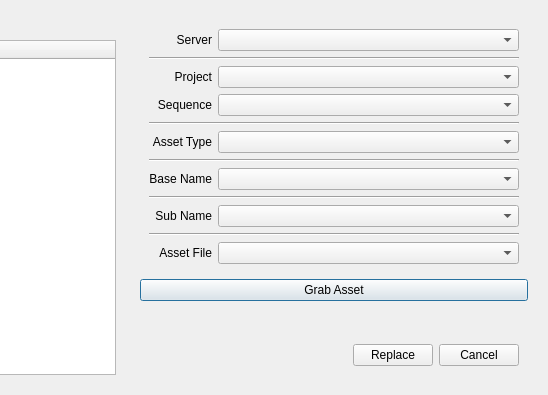
The window that ui/assetReplacer.ui (code-google-com/oyprojectmanager) describes before a commit, drawn with Qt 5; both pictures show x 495 to 1043 and y 0 to 395 of the 1043 by 395 pixel window.
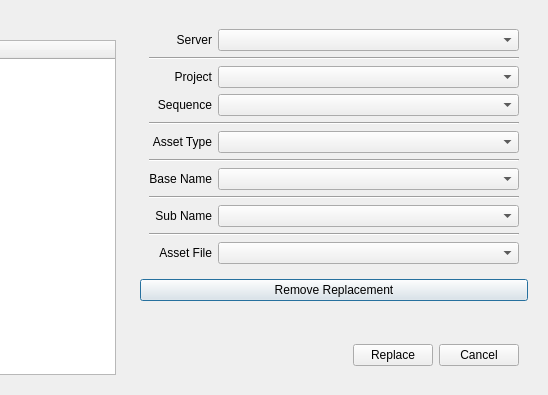
The same window after the commit.

```diff
--- a/ui/assetReplacer.ui
+++ b/ui/assetReplacer.ui
@@ -354,7 +354,7 @@
       <item>
        <widget class="QPushButton" name="grabAsset_pushButton">
         <property name="text">
-         <string>Grab Asset</string>
+         <string>Remove Replacement</string>
         </property>
        </widget>
       </item>
```
Left out of the diff: 2 changed lines with no effect on the pictures.
